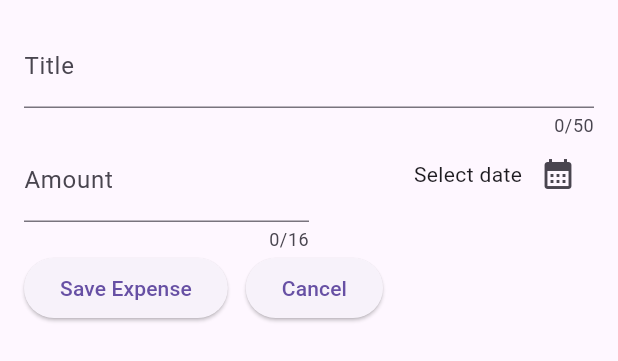
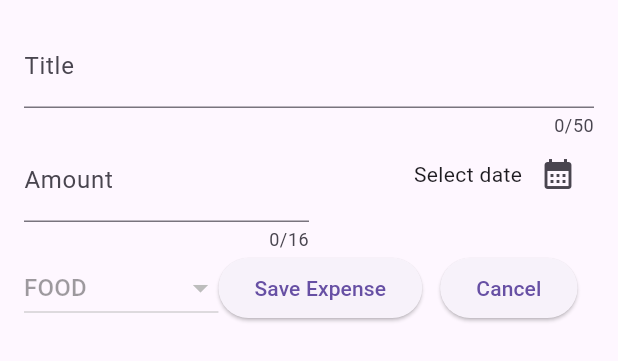
Before and after one commit to Ollarr/betaspend, a Flutter app: the NewExpense widget shown alone on an empty page, opened directly, on a phone screen of 412 x 824 dp. Shown: the top 361 px of the screen. Run offline on Flutter 3.47's test engine with Material 2 defaults, Android fonts, the phone set to English and light mode, and no system bars.

Commit message:
Added a dopdown botton to select a category of expenses

```diff
--- a/lib/widgets/add_expense.dart
+++ b/lib/widgets/add_expense.dart
@@ -80,6 +80,8 @@ class _NewExpenseState extends State<NewExpense> {
                   children: [
                     Text(_selectedDate == null
                         ? "Select date"
+                        //We can use the format method here because importing
+                        //at the top of this file gives us access to the method
                         // N/B: exclamation is used here to force Dart to accept
                         //_selectedDate has a value that can not be null.
                         : formatter.format(_selectedDate!)),
@@ -93,6 +95,20 @@ class _NewExpenseState extends State<NewExpense> {
           ),
           Row(
             children: [
+              DropdownButton(
+                items: Category.values
+                    .map((category) => DropdownMenuItem(
+                          //N/B: We have access to the enum Category here because we have imported
+                          //the file that contains it at the top of this file which gives us access to it
+                          // The values property and name property (on the individual category)
+                          //are provided by dart in order to be able to access the  enum individual values
+                          //and the map result itself needs a toList function because DropDownButton expects a list.
+                          child: Text(
+                            category.name.toUpperCase(),
+                          ),
+                        ))
+                    .toList(),
+              ),
               ElevatedButton(
                   onPressed: () {
                     print(_titleController.text);
```
Also changed, not shown: pubspec.lock.
